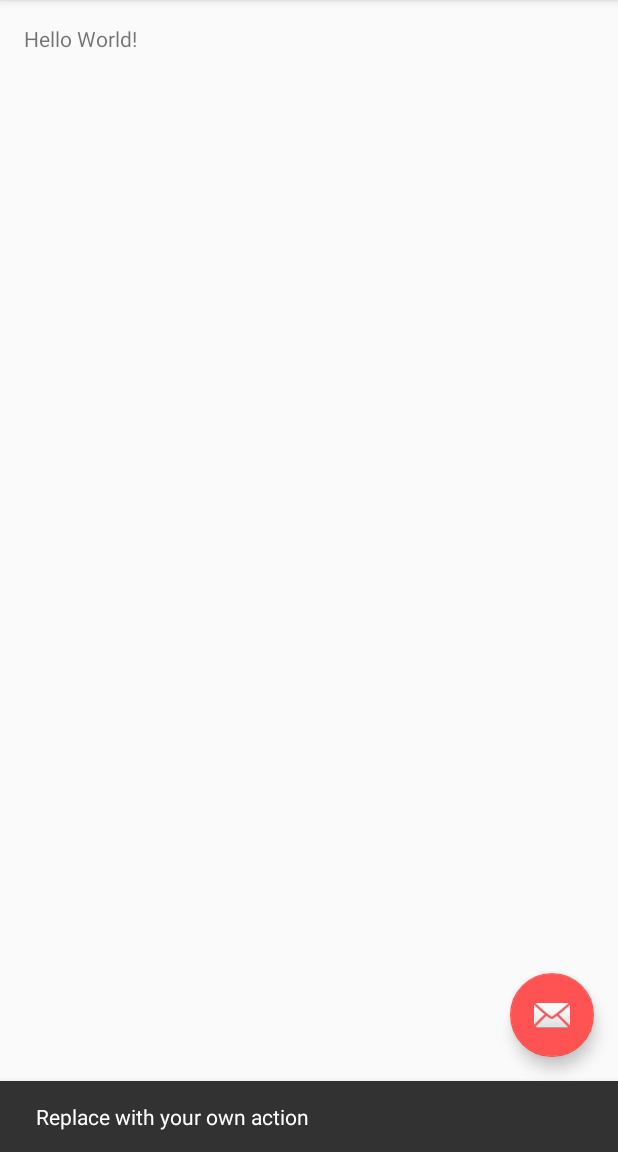
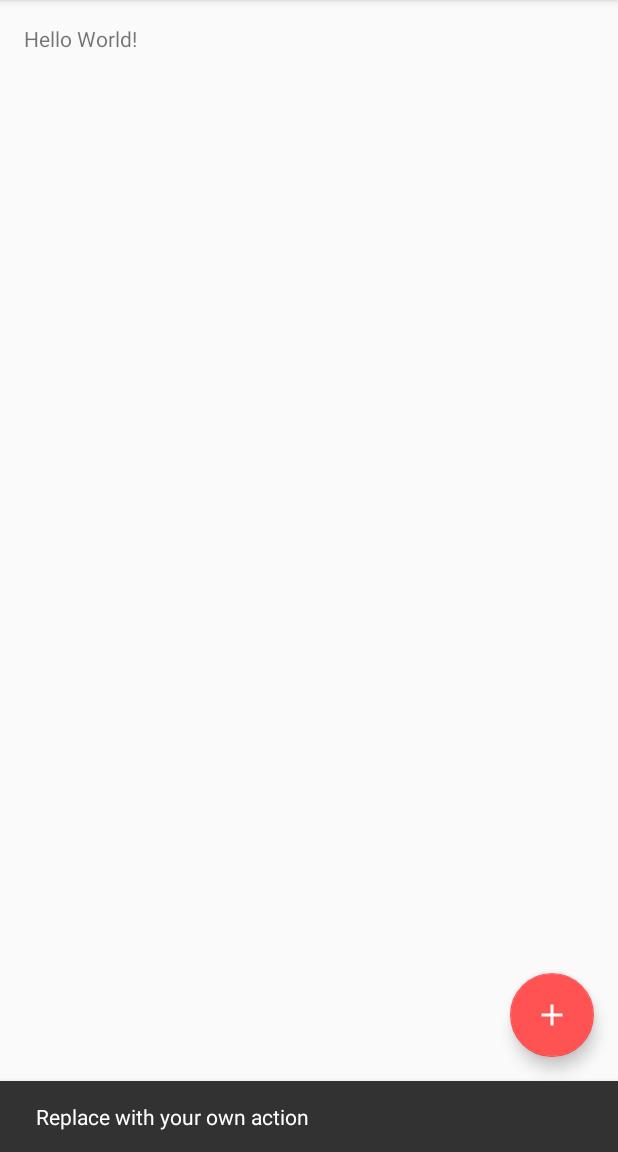
Before and after one commit to AlecAnthonyGarcia/Capstone-Project, an Android app: the screen it shows after launch (MainActivity), after a tap on an icon or button, on a phone screen of 412 x 824 dp, the part 84-1236 px from its top. Run offline under Robolectric (Android 15) with nearby library versions, the light colour scheme and no system bars.

Commit message:
Updated main FAB icon
Replaced email icon with add (plus) icon

```diff
--- /dev/null
+++ b/StillAlive/app/src/main/res/drawable/ic_add_white_24px.xml
@@ -0,0 +1,9 @@
+<vector xmlns:android="http://schemas.android.com/apk/res/android"
+        android:width="24dp"
+        android:height="24dp"
+        android:viewportWidth="24.0"
+        android:viewportHeight="24.0">
+    <path
+        android:pathData="M19,13h-6v6h-2v-6H5v-2h6V5h2v6h6v2z"
+        android:fillColor="#FFFFFF"/>
+</vector>
--- a/StillAlive/app/src/main/res/layout/activity_main.xml
+++ b/StillAlive/app/src/main/res/layout/activity_main.xml
@@ -29,6 +29,6 @@
         android:layout_height="wrap_content"
         android:layout_gravity="bottom|end"
         android:layout_margin="@dimen/fab_margin"
-        android:src="@android:drawable/ic_dialog_email" />
+        app:srcCompat="@drawable/ic_add_white_24px" />
 
 </android.support.design.widget.CoordinatorLayout>
```
